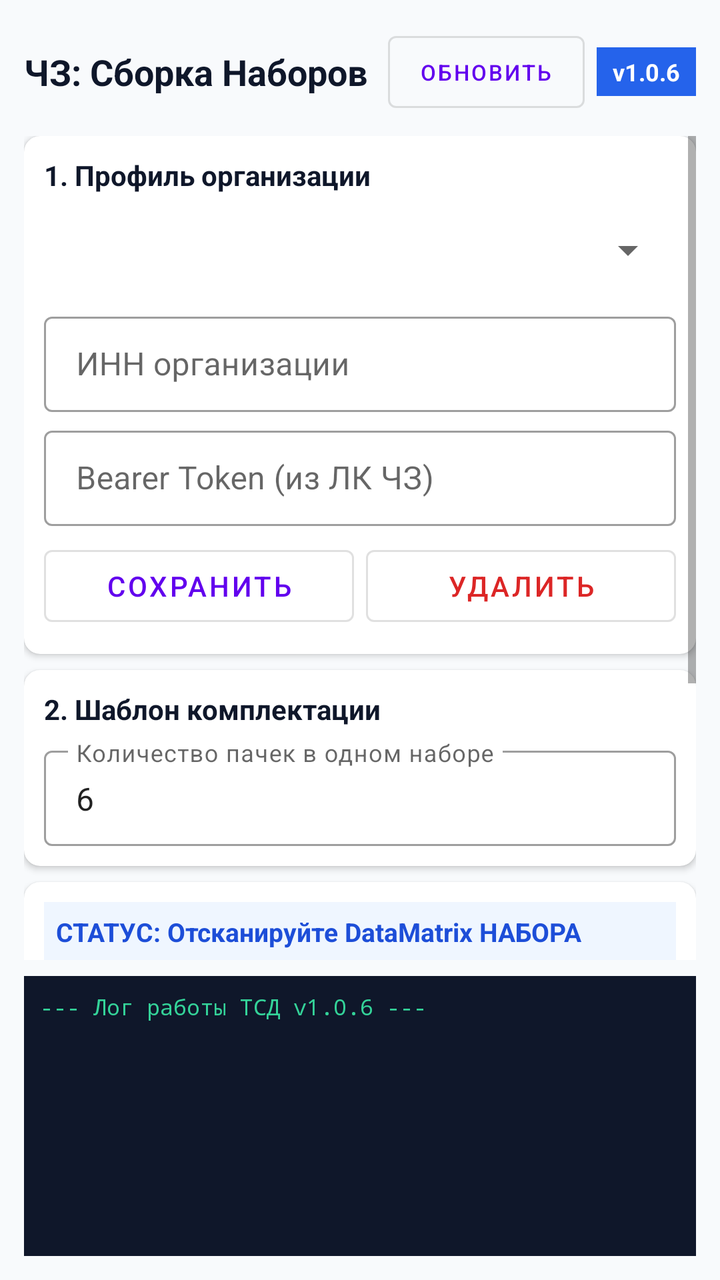
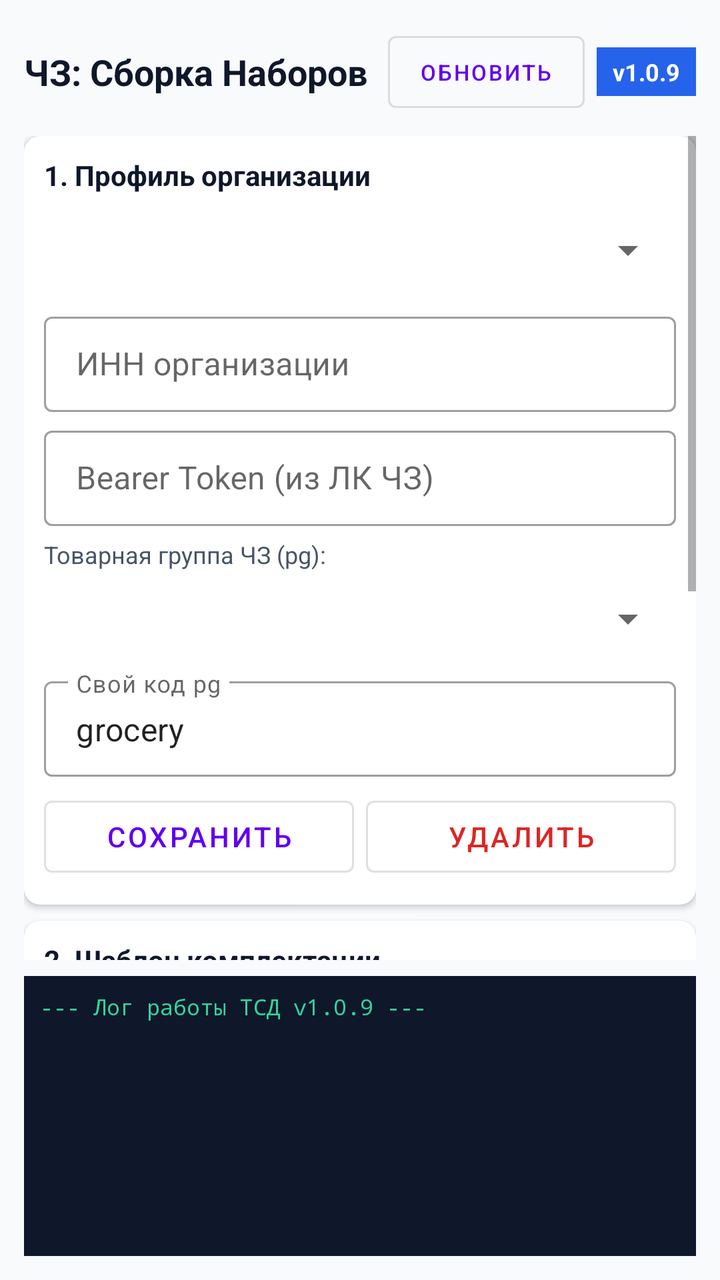

Compare the two renders of this Android layout. The source of the first and the diff that turns it into the second are given below.
<!-- AndroidManifest.xml: application theme Theme.MaterialComponents.DayNight.NoActionBar -->
<!-- res/layout/activity_main.xml -->
<?xml version="1.0" encoding="utf-8"?>
<LinearLayout xmlns:android="http://schemas.android.com/apk/res/android"
    xmlns:app="http://schemas.android.com/apk/res-auto"
    android:layout_width="match_parent"
    android:layout_height="match_parent"
    android:orientation="vertical"
    android:background="#F8FAFC"
    android:padding="12dp">

    
    <LinearLayout
        android:layout_width="match_parent"
        android:layout_height="wrap_content"
        android:orientation="horizontal"
        android:gravity="center_vertical"
        android:paddingBottom="8dp">

        <TextView
            android:layout_width="0dp"
            android:layout_height="wrap_content"
            android:layout_weight="1"
            android:text="ЧЗ: Сборка Наборов"
            android:textSize="18sp"
            android:textStyle="bold"
            android:textColor="#0F172A" />

        <Button
            android:id="@+id/btnCheckUpdate"
            android:layout_width="wrap_content"
            android:layout_height="wrap_content"
            android:text="Обновить"
            android:textSize="11sp"
            style="@style/Widget.MaterialComponents.Button.OutlinedButton"
            android:layout_marginEnd="6dp"/>

        <TextView
            android:id="@+id/tvAppVersion"
            android:layout_width="wrap_content"
            android:layout_height="wrap_content"
            android:text="v1.0.6"
            android:textSize="12sp"
            android:textStyle="bold"
            android:textColor="#FFFFFF"
            android:background="#2563EB"
            android:paddingHorizontal="8dp"
            android:paddingVertical="4dp" />
    </LinearLayout>

    <ScrollView
        android:layout_width="match_parent"
        android:layout_height="0dp"
        android:layout_weight="1"
        android:fillViewport="true">

        <LinearLayout
            android:layout_width="match_parent"
            android:layout_height="wrap_content"
            android:orientation="vertical">

            
            <com.google.android.material.card.MaterialCardView
                android:layout_width="match_parent"
                android:layout_height="wrap_content"
                app:cardCornerRadius="8dp"
                app:cardElevation="2dp"
                android:layout_marginBottom="8dp">

                <LinearLayout
                    android:layout_width="match_parent"
                    android:layout_height="wrap_content"
                    android:orientation="vertical"
                    android:padding="10dp">

                    <TextView
                        android:layout_width="wrap_content"
                        android:layout_height="wrap_content"
                        android:text="1. Профиль организации"
                        android:textStyle="bold"
                        android:textColor="#0F172A"
                        android:layout_marginBottom="6dp"/>

                    <Spinner
                        android:id="@+id/spinnerProfiles"
                        android:layout_width="match_parent"
                        android:layout_height="44dp"
                        android:layout_marginBottom="6dp"/>

                    <com.google.android.material.textfield.TextInputLayout
                        android:layout_width="match_parent"
                        android:layout_height="wrap_content"
                        android:hint="ИНН организации"
                        style="@style/Widget.MaterialComponents.TextInputLayout.OutlinedBox.Dense">
                        <com.google.android.material.textfield.TextInputEditText
                            android:id="@+id/etInn"
                            android:layout_width="match_parent"
                            android:layout_height="wrap_content"
                            android:inputType="number" />
                    </com.google.android.material.textfield.TextInputLayout>

                    <com.google.android.material.textfield.TextInputLayout
                        android:layout_width="match_parent"
                        android:layout_height="wrap_content"
                        android:hint="Bearer Token (из ЛК ЧЗ)"
                        android:layout_marginTop="4dp"
                        style="@style/Widget.MaterialComponents.TextInputLayout.OutlinedBox.Dense">
                        <com.google.android.material.textfield.TextInputEditText
                            android:id="@+id/etToken"
                            android:layout_width="match_parent"
                            android:layout_height="wrap_content"
                            android:inputType="text" />
                    </com.google.android.material.textfield.TextInputLayout>

                    <LinearLayout
                        android:layout_width="match_parent"
                        android:layout_height="wrap_content"
                        android:orientation="horizontal"
                        android:layout_marginTop="6dp">

                        <Button
                            android:id="@+id/btnSaveProfile"
                            android:layout_width="0dp"
                            android:layout_height="wrap_content"
                            android:layout_weight="1"
                            android:text="Сохранить"
                            style="@style/Widget.MaterialComponents.Button.OutlinedButton" />

                        <Button
                            android:id="@+id/btnDeleteProfile"
                            android:layout_width="0dp"
                            android:layout_height="wrap_content"
                            android:layout_weight="1"
                            android:layout_marginStart="6dp"
                            android:text="Удалить"
                            android:textColor="#DC2626"
                            style="@style/Widget.MaterialComponents.Button.OutlinedButton" />
                    </LinearLayout>

                </LinearLayout>
            </com.google.android.material.card.MaterialCardView>

            
            <com.google.android.material.card.MaterialCardView
                android:layout_width="match_parent"
                android:layout_height="wrap_content"
                app:cardCornerRadius="8dp"
                app:cardElevation="2dp"
                android:layout_marginBottom="8dp">

                <LinearLayout
                    android:layout_width="match_parent"
                    android:layout_height="wrap_content"
                    android:orientation="vertical"
                    android:padding="10dp">

                    <TextView
                        android:layout_width="wrap_content"
                        android:layout_height="wrap_content"
                        android:text="2. Шаблон комплектации"
                        android:textStyle="bold"
                        android:textColor="#0F172A"
                        android:layout_marginBottom="6dp"/>

                    <com.google.android.material.textfield.TextInputLayout
                        android:layout_width="match_parent"
                        android:layout_height="wrap_content"
                        android:hint="Количество пачек в одном наборе"
                        style="@style/Widget.MaterialComponents.TextInputLayout.OutlinedBox.Dense">
                        <com.google.android.material.textfield.TextInputEditText
                            android:id="@+id/etCountPerSet"
                            android:layout_width="match_parent"
                            android:layout_height="wrap_content"
                            android:inputType="number"
                            android:text="6" />
                    </com.google.android.material.textfield.TextInputLayout>
                </LinearLayout>
            </com.google.android.material.card.MaterialCardView>

            
            <com.google.android.material.card.MaterialCardView
                android:layout_width="match_parent"
                android:layout_height="wrap_content"
                app:cardCornerRadius="8dp"
                app:cardElevation="2dp"
                android:layout_marginBottom="8dp">

                <LinearLayout
                    android:layout_width="match_parent"
                    android:layout_height="wrap_content"
                    android:orientation="vertical"
                    android:padding="10dp">

                    <TextView
                        android:id="@+id/tvScanState"
                        android:layout_width="match_parent"
                        android:layout_height="wrap_content"
                        android:text="СТАТУС: Отсканируйте DataMatrix НАБОРА"
                        android:textStyle="bold"
                        android:textSize="13sp"
                        android:textColor="#1D4ED8"
                        android:background="#EFF6FF"
                        android:padding="6dp"/>

                    <TextView
                        android:id="@+id/tvCurrentSet"
                        android:layout_width="match_parent"
                        android:layout_height="wrap_content"
                        android:text="Текущий набор: НЕ ВЫБРАН"
                        android:textColor="#334155"
                        android:layout_marginTop="6dp"/>

                    <TextView
                        android:id="@+id/tvProgress"
                        android:layout_width="match_parent"
                        android:layout_height="wrap_content"
                        android:text="Пачек в наборе: 0 / 6"
                        android:textSize="15sp"
                        android:textStyle="bold"
                        android:textColor="#047857"
                        android:layout_marginTop="2dp"/>

                    <TextView
                        android:id="@+id/tvTotalCompletedSets"
                        android:layout_width="match_parent"
                        android:layout_height="wrap_content"
                        android:text="Закрытых наборов к отправке: 0"
                        android:textStyle="bold"
                        android:textColor="#0F172A"
                        android:layout_marginTop="2dp"/>

                    <Button
                        android:id="@+id/btnResetCurrentSet"
                        android:layout_width="match_parent"
                        android:layout_height="wrap_content"
                        android:text="Сбросить текущий набор"
                        android:layout_marginTop="6dp"
                        android:textColor="#DC2626"
                        style="@style/Widget.MaterialComponents.Button.OutlinedButton" />

                </LinearLayout>
            </com.google.android.material.card.MaterialCardView>

            <Button
                android:id="@+id/btnSendDraft"
                android:layout_width="match_parent"
                android:layout_height="wrap_content"
                android:text="ЗАКРЫТЬ НАБОРЫ И ОТПРАВИТЬ ЧЕРНОВИК В ЧЗ"
                android:backgroundTint="#047857"
                android:padding="10dp"
                android:textStyle="bold" />

        </LinearLayout>
    </ScrollView>

    
    <TextView
        android:id="@+id/tvLog"
        android:layout_width="match_parent"
        android:layout_height="140dp"
        android:layout_marginTop="8dp"
        android:background="#0F172A"
        android:textColor="#34D399"
        android:fontFamily="monospace"
        android:textSize="11sp"
        android:padding="8dp"
        android:scrollbars="vertical"
        android:fadeScrollbars="false"
        android:text="--- Лог работы ТСД v1.0.6 ---\n"/>

</LinearLayout>
<!-- resources referenced by this layout -->
<resources>

</resources>

<!-- the commit's change to res/layout/activity_main.xml (unified diff, before → after) -->
@@ -37,7 +37,7 @@
             android:id="@+id/tvAppVersion"
             android:layout_width="wrap_content"
             android:layout_height="wrap_content"
-            android:text="v1.0.6"
+            android:text="v1.0.9"
             android:textSize="12sp"
             android:textStyle="bold"
             android:textColor="#FFFFFF"
@@ -108,6 +108,34 @@
                             android:layout_width="match_parent"
                             android:layout_height="wrap_content"
                             android:inputType="text" />
+                    </com.google.android.material.textfield.TextInputLayout>
+
+                    <TextView
+                        android:layout_width="wrap_content"
+                        android:layout_height="wrap_content"
+                        android:text="Товарная группа ЧЗ (pg):"
+                        android:textSize="12sp"
+                        android:textColor="#475569"
+                        android:layout_marginTop="6dp"
+                        android:layout_marginBottom="2dp"/>
+
+                    <Spinner
+                        android:id="@+id/spinnerPg"
+                        android:layout_width="match_parent"
+                        android:layout_height="44dp"
+                        android:layout_marginBottom="4dp"/>
+
+                    <com.google.android.material.textfield.TextInputLayout
+                        android:layout_width="match_parent"
+                        android:layout_height="wrap_content"
+                        android:hint="Свой код pg"
+                        style="@style/Widget.MaterialComponents.TextInputLayout.OutlinedBox.Dense">
+                        <com.google.android.material.textfield.TextInputEditText
+                            android:id="@+id/etProductGroup"
+                            android:layout_width="match_parent"
+                            android:layout_height="wrap_content"
+                            android:inputType="text"
+                            android:text="grocery" />
                     </com.google.android.material.textfield.TextInputLayout>
 
                     <LinearLayout
@@ -264,6 +292,6 @@
         android:padding="8dp"
         android:scrollbars="vertical"
         android:fadeScrollbars="false"
-        android:text="--- Лог работы ТСД v1.0.6 ---\n"/>
+        android:text="--- Лог работы ТСД v1.0.9 ---\n"/>
 
 </LinearLayout>
